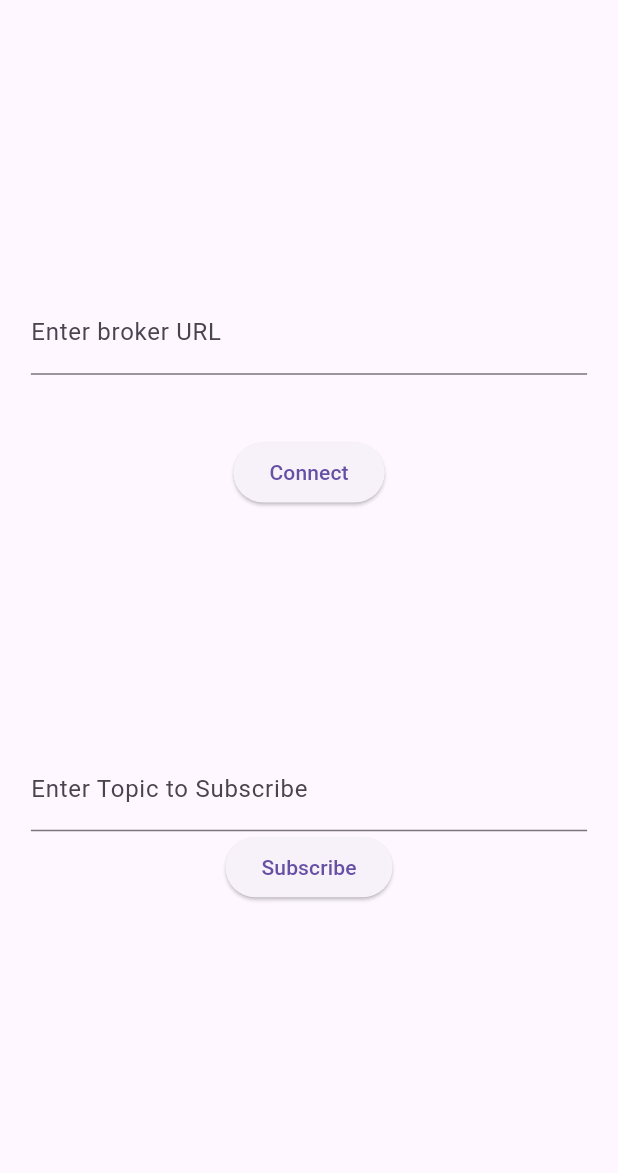
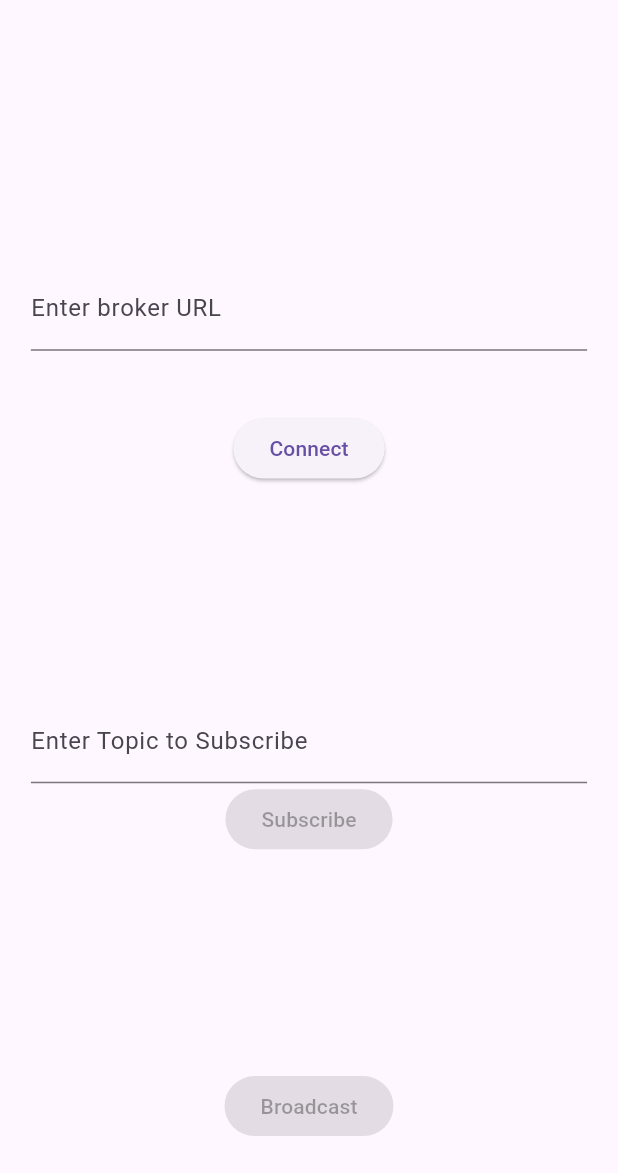
Before and after one commit to ahmadhassan44/mqtt_app, a Flutter app: the screen it shows after launch, on a phone screen of 412 x 824 dp, the part 63-1236 px from its top. Run offline on Flutter 3.47's test engine with Material 3 defaults, Android fonts, the phone set to English and light mode, and no system bars; our stand-ins replace flutter_bloc.

```diff
--- a/lib/main.dart
+++ b/lib/main.dart
@@ -1,4 +1,6 @@
 import 'package:flutter/material.dart';
+import 'package:flutter_bloc/flutter_bloc.dart';
+import 'package:mqtt_app/presentation/cubits/main_screen/main_screen_cubit.dart';
 import 'package:mqtt_app/presentation/screens/main_screen.dart';
 
 class MqttApp extends StatelessWidget {
@@ -6,10 +8,13 @@ class MqttApp extends StatelessWidget {
 
   @override
   Widget build(BuildContext context) {
-    return const MaterialApp(
-      debugShowCheckedModeBanner: false,
-      title: 'MQTT App',
-      home: MainScreen(),
+    return BlocProvider<MainCubit>(
+      create: (context) => MainCubit(),
+      child: const MaterialApp(
+        debugShowCheckedModeBanner: false,
+        title: 'MQTT App',
+        home: MainScreen(),
+      ),
     );
   }
 }
--- a/lib/presentation/cubits/main_screen/main_screen_cubit.dart
+++ b/lib/presentation/cubits/main_screen/main_screen_cubit.dart
@@ -2,8 +2,33 @@ import 'package:flutter_bloc/flutter_bloc.dart';
 import 'package:mqtt_app/presentation/cubits/main_screen/main_screen_states.dart';
 
 class MainCubit extends Cubit<MainScreenState> {
-  MainCubit() : super(MainScreenInitial()){
+  MainCubit() : super(MainScreenInitial());
 
+  void connect() {
+    emit(MainScreenConnecting());
+    Future.delayed(const Duration(seconds: 2), () {
+      emit(MainScreenConnected());
+    });
   }
 
+  void subscribe() {
+    emit(MainScreenSubscribing());
+    Future.delayed(const Duration(seconds: 2), () {
+      emit(MainScreenSubscribed());
+    });
+  }
+
+  void disconnect() {
+    emit(MainScreenDisconnecting());
+    Future.delayed(const Duration(seconds: 2), () {
+      emit(MainScreenDisconnected());
+    });
+  }
+
+  void unsubscribe() {
+    emit(MainScreenUnsubscribing());
+    Future.delayed(const Duration(seconds: 2), () {
+      emit(MainScreenUnsubscribed());
+    });
+  }
 }
--- a/lib/presentation/screens/main_screen.dart
+++ b/lib/presentation/screens/main_screen.dart
@@ -1,4 +1,9 @@
 import 'package:flutter/material.dart';
+import 'package:flutter_bloc/flutter_bloc.dart';
+import 'package:mqtt_app/presentation/cubits/main_screen/main_screen_cubit.dart';
+import 'package:mqtt_app/presentation/widgets/main_screen.dart';
+
+import '../cubits/main_screen/main_screen_states.dart';
 
 class MainScreen extends StatefulWidget {
   const MainScreen({super.key});
@@ -10,38 +15,77 @@ class MainScreen extends StatefulWidget {
 class _MainScreenState extends State<MainScreen> {
   @override
   Widget build(BuildContext context) {
-    return Scaffold(
-      appBar: AppBar(
-        centerTitle: true,
-        title: const Text('MQTT App'),
-      ),
-      body: Container(
-        padding: EdgeInsets.all(MediaQuery.of(context).size.width * 0.05),
-        child: Center(
-          child: Column(
-            children: [
-              const Expanded(child: SizedBox()),
-              const TextField(
-                decoration: InputDecoration(
-                  labelText: 'Enter broker URL',
-                ),
-              ),
-              SizedBox(height: MediaQuery.of(context).size.width * 0.1,),
-              ElevatedButton(onPressed: (){}, child: const Text("Connect")),
-              const Expanded(child: SizedBox()),
-              const TextField(
-                decoration: InputDecoration(
-                  labelText: 'Enter Topic to Subscribe',
-                ),
-              ),
-              ElevatedButton(onPressed: (){}, child: const Text("Subscribe")),
-              const Expanded(child: SizedBox()),
-
-
-            ],
-          ),
-        ),
-      ),
+    return BlocBuilder<MainCubit, MainScreenState>(
+      builder: (context, state) {
+        if (state is MainScreenInitial) {
+          return const MainScreenWidget(
+            {
+              'connected': false,
+              'subscribed': false,
+            },
+          );
+        } else if (state is MainScreenConnected) {
+          return const MainScreenWidget(
+            {
+              'connected': true,
+              'subscribed': false,
+            },
+          );
+        } else if (state is MainScreenDisconnected) {
+          return const MainScreenWidget(
+            {
+              'connected': false,
+              'subscribed': false,
+            },
+          );
+        } else if (state is MainScreenSubscribed) {
+          return const MainScreenWidget(
+            {
+              'connected': true,
+              'subscribed': true,
+            },
+          );
+        } else if (state is MainScreenUnsubscribed) {
+          return const MainScreenWidget(
+            {
+              'connected': true,
+              'subscribed': false,
+            },
+          );
+        } else if (state is MainScreenConnecting) {
+          return const MainScreenWidget(
+            {
+              'connecting': true,
+              'connected': false,
+              'subscribed': false,
+            },
+          );
+        } else if (state is MainScreenDisconnecting) {
+          return const MainScreenWidget(
+            {
+              'disconnecting': true,
+              'connected': false,
+              'subscribed': false,
+            },
+          );
+        } else if (state is MainScreenSubscribing) {
+          return const MainScreenWidget(
+            {
+              'subscribing': true,
+              'connected': true,
+              'subscribed': false,
+            },
+          );
+        } else {
+          return const MainScreenWidget(
+            {
+              'unsubscribing': true,
+              'connected': true,
+              'subscribed': false,
+            },
+          );
+        }
+      },
     );
   }
 }
--- /dev/null
+++ b/lib/presentation/widgets/main_screen.dart
@@ -0,0 +1,105 @@
+import 'package:flutter/material.dart';
+import 'package:flutter_bloc/flutter_bloc.dart';
+import 'package:mqtt_app/presentation/cubits/main_screen/main_screen_cubit.dart';
+
+class MainScreenWidget extends StatelessWidget {
+  final Map<String, bool> flags;
+
+  const MainScreenWidget(this.flags, {super.key});
+
+  @override
+  Widget build(BuildContext context) {
+    return Scaffold(
+      appBar: AppBar(
+        centerTitle: true,
+        title: const Text('MQTT App'),
+      ),
+      body: Container(
+        padding: EdgeInsets.all(MediaQuery.of(context).size.width * 0.05),
+        child: Center(
+          child: Column(
+            children: [
+              const Expanded(child: SizedBox()),
+              const TextField(
+                decoration: InputDecoration(
+                  labelText: 'Enter broker URL',
+                ),
+              ),
+              SizedBox(
+                height: MediaQuery.of(context).size.width * 0.1,
+              ),
+              _buildConnectButton(context),
+              const Expanded(child: SizedBox()),
+              const TextField(
+                decoration: InputDecoration(
+                  labelText: 'Enter Topic to Subscribe',
+                ),
+              ),
+              _buildSubscribeButton(context),
+              const Expanded(child: SizedBox()),
+              _buildBroadcastButton(context),
+            ],
+          ),
+        ),
+      ),
+    );
+  }
+
+  Widget _buildConnectButton(BuildContext context) {
+    if (flags['connecting'] == true) {
+      return ElevatedButton(
+        onPressed: null,
+        child: const Text("Connecting"),
+      );
+    } else if (flags['connected'] == true) {
+      return ElevatedButton(
+        onPressed: () {
+          context.read<MainCubit>().disconnect();
+        },
+        child: const Text("Disconnect"),
+      );
+    } else {
+      return ElevatedButton(
+        onPressed: () {
+          context.read<MainCubit>().connect();
+        },
+        child: const Text("Connect"),
+      );
+    }
+  }
+
+  Widget _buildSubscribeButton(BuildContext context) {
+    if (flags['subscribing'] == true) {
+      return ElevatedButton(
+        onPressed: null,
+        child: const Text("Subscribing"),
+      );
+    } else if (flags['subscribed'] == true) {
+      return ElevatedButton(
+        onPressed: () {
+          context.read<MainCubit>().unsubscribe();
+        },
+        child: const Text("Unsubscribe"),
+      );
+    } else if (flags['connected'] == true) {
+      return ElevatedButton(
+        onPressed: () {
+          context.read<MainCubit>().subscribe();
+        },
+        child: const Text("Subscribe"),
+      );
+    } else {
+      return ElevatedButton(
+        onPressed: null,
+        child: const Text("Subscribe"),
+      );
+    }
+  }
+
+  Widget _buildBroadcastButton(BuildContext context) {
+    return ElevatedButton(
+      onPressed: flags['connected'] == true ? () {} : null,
+      child: const Text("Broadcast"),
+    );
+  }
+}
```
